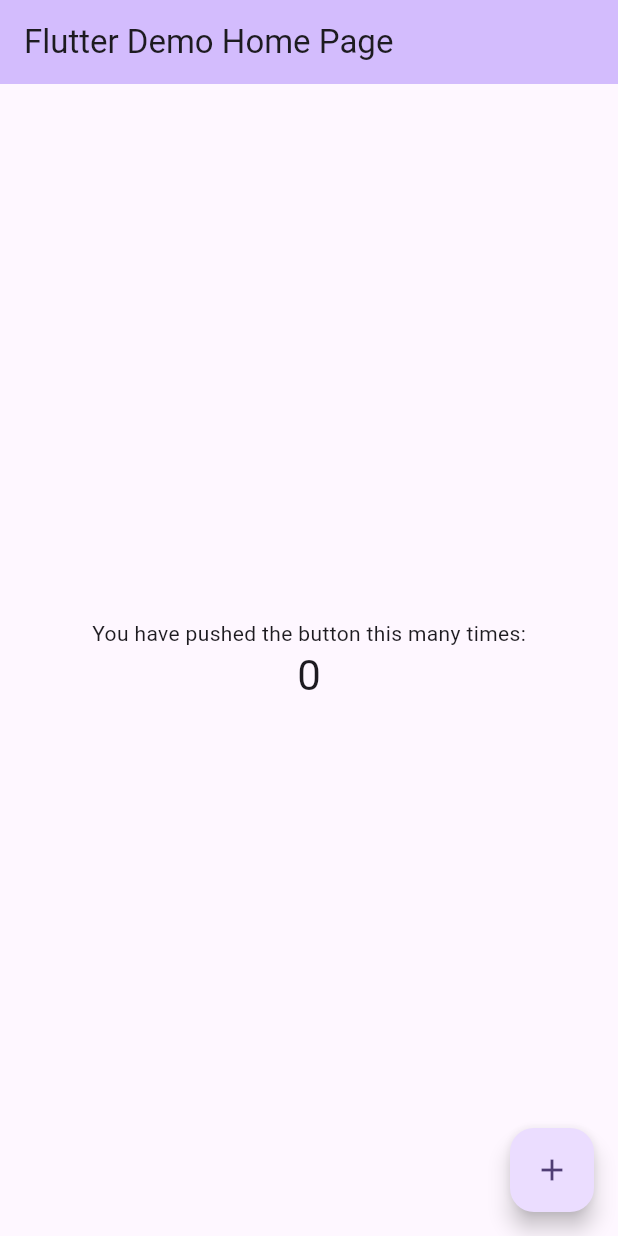
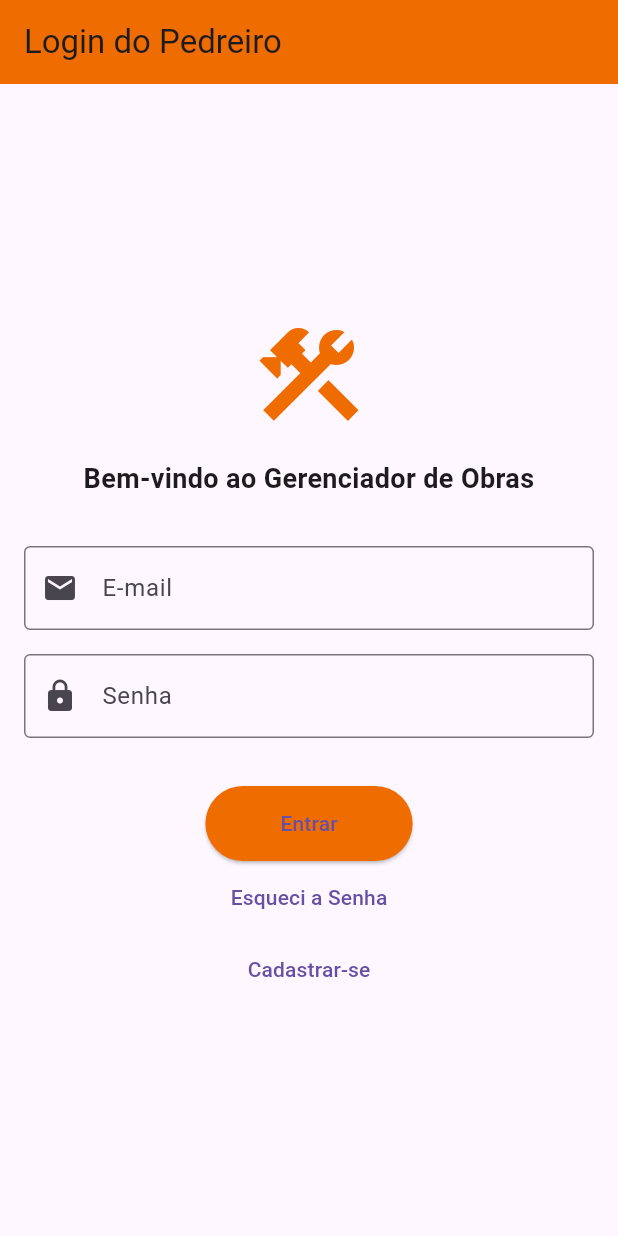
Before and after one commit to InacioAntonio/Bricklayer-App, a Flutter app: the screen it shows after launch, on a phone screen of 412 x 824 dp. Run offline on Flutter 3.47's test engine with Material 3 defaults, Android fonts, the phone set to English and light mode, and no system bars; our stand-ins replace cloud_firestore, firebase_auth, firebase_core, shared_preferences; accounts and stored records are empty.

```diff
--- a/lib/main.dart
+++ b/lib/main.dart
@@ -1,6 +1,8 @@
-import 'package:cloud_firestore/cloud_firestore.dart';
+import 'package:bricklayer_app/core/configure_providers.dart';
+import 'package:bricklayer_app/ui/pages/login_page.dart';
 import 'package:flutter/material.dart';
 import 'package:firebase_core/firebase_core.dart';
+import 'package:provider/provider.dart';
 import 'firebase_options.dart';
 
 Future<void> main() async {
@@ -8,131 +10,25 @@ Future<void> main() async {
   await Firebase.initializeApp(
     options: DefaultFirebaseOptions.currentPlatform,
   );
-  runApp(const MyApp());
+  final data = await ConfigureProviders.createDependencyTree();
+  runApp(
+    MultiProvider(
+      providers: data.providers,
+      child: MyApp(),
+    ),
+  );
 }
 
 class MyApp extends StatelessWidget {
   const MyApp({super.key});
-
-  // This widget is the root of your application.
   @override
   Widget build(BuildContext context) {
     return MaterialApp(
-      title: 'Flutter Demo',
+      title: 'Bricklayer App',
       theme: ThemeData(
-        // This is the theme of your application.
-        //
-        // TRY THIS: Try running your application with "flutter run". You'll see
-        // the application has a purple toolbar. Then, without quitting the app,
-        // try changing the seedColor in the colorScheme below to Colors.green
-        // and then invoke "hot reload" (save your changes or press the "hot
-        // reload" button in a Flutter-supported IDE, or press "r" if you used
-        // the command line to start the app).
-        //
-        // Notice that the counter didn't reset back to zero; the application
-        // state is not lost during the reload. To reset the state, use hot
-        // restart instead.
-        //
-        // This works for code too, not just values: Most code changes can be
-        // tested with just a hot reload.
-        colorScheme: ColorScheme.fromSeed(seedColor: Colors.deepPurple),
-        useMaterial3: true,
+        primarySwatch: Colors.blue,
       ),
-      home: const MyHomePage(title: 'Flutter Demo Home Page'),
+      home: const LoginPage(),
     );
   }
 }
-
-class MyHomePage extends StatefulWidget {
-  const MyHomePage({super.key, required this.title});
-
-  // This widget is the home page of your application. It is stateful, meaning
-  // that it has a State object (defined below) that contains fields that affect
-  // how it looks.
-
-  // This class is the configuration for the state. It holds the values (in this
-  // case the title) provided by the parent (in this case the App widget) and
-  // used by the build method of the State. Fields in a Widget subclass are
-  // always marked "final".
-
-  final String title;
-
-  @override
-  State<MyHomePage> createState() => _MyHomePageState();
-}
-
-class _MyHomePageState extends State<MyHomePage> {
-  int _counter = 0;
-
-  void _incrementCounter() {
-    // final db = FirebaseFirestore.instance;
-    setState(() {
-      // This call to setState tells the Flutter framework that something has
-      // changed in this State, which causes it to rerun the build method below
-      // so that the display can reflect the updated values. If we changed
-      // _counter without calling setState(), then the build method would not be
-      // called again, and so nothing would appear to happen.
-      _counter++;
-    });
-    // final pessoas = <String, dynamic>{
-    //   'nome': 'João $_counter',
-    //   'idade': 25,
-    // };
-    // db.collection('pessoas').doc('joao$_counter').set(pessoas);
-  }
-
-  @override
-  Widget build(BuildContext context) {
-    // This method is rerun every time setState is called, for instance as done
-    // by the _incrementCounter method above.
-    //
-    // The Flutter framework has been optimized to make rerunning build methods
-    // fast, so that you can just rebuild anything that needs updating rather
-    // than having to individually change instances of widgets.
-    return Scaffold(
-      appBar: AppBar(
-        // TRY THIS: Try changing the color here to a specific color (to
-        // Colors.amber, perhaps?) and trigger a hot reload to see the AppBar
-        // change color while the other colors stay the same.
-        backgroundColor: Theme.of(context).colorScheme.inversePrimary,
-        // Here we take the value from the MyHomePage object that was created by
-        // the App.build method, and use it to set our appbar title.
-        title: Text(widget.title),
-      ),
-      body: Center(
-        // Center is a layout widget. It takes a single child and positions it
-        // in the middle of the parent.
-        child: Column(
-          // Column is also a layout widget. It takes a list of children and
-          // arranges them vertically. By default, it sizes itself to fit its
-          // children horizontally, and tries to be as tall as its parent.
-          //
-          // Column has various properties to control how it sizes itself and
-          // how it positions its children. Here we use mainAxisAlignment to
-          // center the children vertically; the main axis here is the vertical
-          // axis because Columns are vertical (the cross axis would be
-          // horizontal).
-          //
-          // TRY THIS: Invoke "debug painting" (choose the "Toggle Debug Paint"
-          // action in the IDE, or press "p" in the console), to see the
-          // wireframe for each widget.
-          mainAxisAlignment: MainAxisAlignment.center,
-          children: <Widget>[
-            const Text(
-              'You have pushed the button this many times:',
-            ),
-            Text(
-              '$_counter',
-              style: Theme.of(context).textTheme.headlineMedium,
-            ),
-          ],
-        ),
-      ),
-      floatingActionButton: FloatingActionButton(
-        onPressed: _incrementCounter,
-        tooltip: 'Increment',
-        child: const Icon(Icons.add),
-      ), // This trailing comma makes auto-formatting nicer for build methods.
-    );
-  }
-}
--- /dev/null
+++ b/lib/ui/pages/login_page.dart
@@ -0,0 +1,139 @@
+import 'package:bricklayer_app/services/auth_service.dart';
+import 'package:bricklayer_app/ui/pages/home_page.dart';
+import 'package:bricklayer_app/ui/pages/resetpassword_page.dart';
+import 'package:bricklayer_app/ui/pages/signup_page.dart';
+import 'package:flutter/material.dart';
+import 'package:firebase_auth/firebase_auth.dart';
+import 'package:provider/provider.dart';
+
+import 'package:flutter/material.dart';
+import 'package:provider/provider.dart';
+
+class LoginPage extends StatefulWidget {
+  const LoginPage({super.key});
+
+  @override
+  LoginPageState createState() => LoginPageState();
+}
+
+class LoginPageState extends State<LoginPage> {
+  final _emailController = TextEditingController();
+  final _passwordController = TextEditingController();
+  bool _loading = false;
+  String? _errorMessage;
+
+  Future<void> _authenticateAdmin(BuildContext context) async {
+    setState(() {
+      _loading = true;
+      _errorMessage = null;
+    });
+
+    // Obter o AuthService com listen: false
+    final authService = Provider.of<AuthService>(context, listen: false);
+    try {
+      await authService.signInWithEmailAndPassword(
+        _emailController.text.trim(),
+        _passwordController.text.trim(),
+      );
+      // Redireciona para a página principal
+      Navigator.of(context).pushReplacement(
+        MaterialPageRoute(builder: (context) => MyHomePage()),
+      );
+    } catch (e) {
+      setState(() {
+        _errorMessage = "Erro ao autenticar. Verifique suas credenciais.";
+      });
+    } finally {
+      setState(() {
+        _loading = false;
+      });
+    }
+  }
+
+  @override
+  Widget build(BuildContext context) {
+    return Scaffold(
+      appBar: AppBar(
+        title: Text('Login do Pedreiro'),
+        backgroundColor: Colors.orange[800],
+      ),
+      body: Padding(
+        padding: const EdgeInsets.all(16.0),
+        child: Center(
+          child: SingleChildScrollView(
+            child: Column(
+              mainAxisAlignment: MainAxisAlignment.center,
+              children: [
+                Icon(Icons.construction, size: 80, color: Colors.orange[800]),
+                SizedBox(height: 16),
+                Text(
+                  'Bem-vindo ao Gerenciador de Obras',
+                  style: TextStyle(fontSize: 18, fontWeight: FontWeight.bold),
+                  textAlign: TextAlign.center,
+                ),
+                SizedBox(height: 32),
+                TextField(
+                  controller: _emailController,
+                  decoration: InputDecoration(
+                    labelText: 'E-mail',
+                    border: OutlineInputBorder(),
+                    prefixIcon: Icon(Icons.email),
+                  ),
+                  keyboardType: TextInputType.emailAddress,
+                ),
+                SizedBox(height: 16),
+                TextField(
+                  controller: _passwordController,
+                  decoration: InputDecoration(
+                    labelText: 'Senha',
+                    border: OutlineInputBorder(),
+                    prefixIcon: Icon(Icons.lock),
+                  ),
+                  obscureText: true,
+                ),
+                if (_errorMessage != null) ...[
+                  SizedBox(height: 16),
+                  Text(
+                    _errorMessage!,
+                    style: TextStyle(color: Colors.red),
+                  ),
+                ],
+                SizedBox(height: 32),
+                _loading
+                    ? CircularProgressIndicator()
+                    : ElevatedButton(
+                        onPressed: () => _authenticateAdmin(context),
+                        style: ElevatedButton.styleFrom(
+                          backgroundColor: Colors.orange[800],
+                          padding: EdgeInsets.symmetric(
+                            horizontal: 50,
+                            vertical: 15,
+                          ),
+                        ),
+                        child: Text('Entrar'),
+                      ),
+                TextButton(
+                  onPressed: () {
+                    Navigator.of(context).push(
+                      MaterialPageRoute(
+                          builder: (context) => ResetPasswordScreen()),
+                    );
+                  },
+                  child: Text('Esqueci a Senha'),
+                ),
+                TextButton(
+                  onPressed: () {
+                    Navigator.of(context).push(
+                      MaterialPageRoute(builder: (context) => SignUpScreen()),
+                    );
+                  },
+                  child: Text('Cadastrar-se'),
+                ),
+              ],
+            ),
+          ),
+        ),
+      ),
+    );
+  }
+}
```
Also changed, not shown: lib/core/configure_providers.dart (+4 -3 lines), lib/services/auth_service.dart (+39 -11 lines), lib/services/obra_service.dart (+4 -4 lines), lib/ui/pages/home_page.dart (added, +16 -0 lines), lib/ui/pages/resetpassword_page.dart (added, +67 -0 lines), lib/ui/pages/signup_page.dart (added, +105 -0 lines), lib/ui/widgets/custom_appbar.dart (added, +50 -0 lines), 2 other files.
